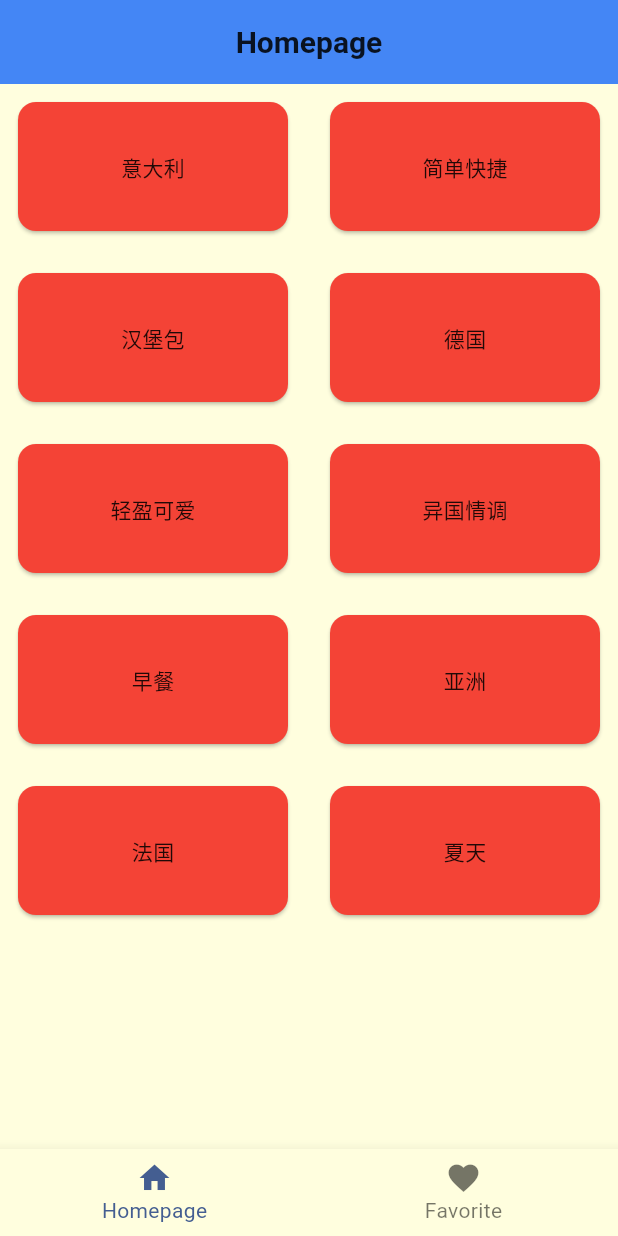
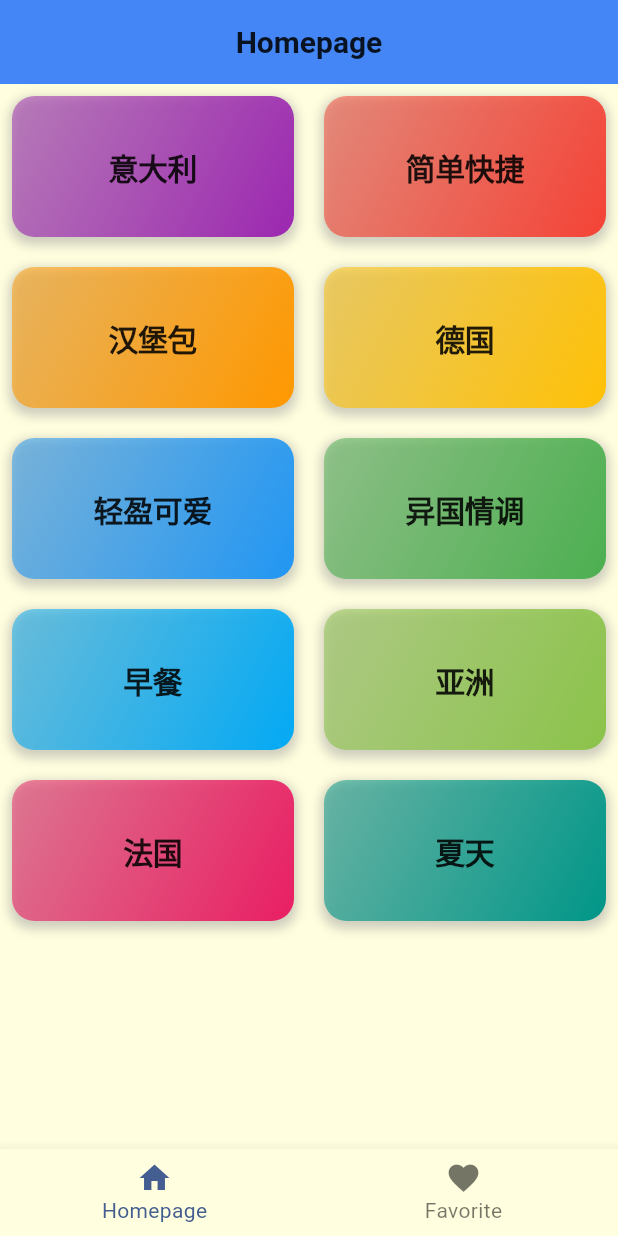
Before and after one commit to yuunik/food_playground, a Flutter app: the screen it shows after launch, on a phone screen of 412 x 824 dp. Run offline on Flutter 3.47's test engine with Material 3 defaults, Android fonts, the phone set to English and light mode, and no system bars; our stand-ins replace dio; missing offline and left inert: tdesign_flutter.

Commit message:
feat: 首页基本渲染完成

```diff
--- a/lib/core/model/category_model.dart
+++ b/lib/core/model/category_model.dart
@@ -1,3 +1,5 @@
+import 'dart:ui';
+
 import 'package:food_playground/generated/json/base/json_field.dart';
 import 'package:food_playground/generated/json/category_model.g.dart';
 import 'dart:convert';
@@ -7,7 +9,7 @@ export 'package:food_playground/generated/json/category_model.g.dart';
 class CategoryModel {
 	String? id;
 	String? title;
-	String? color;
+	Color? color;
 
 	CategoryModel();
 
--- a/lib/ui/pages/home/home_content.dart
+++ b/lib/ui/pages/home/home_content.dart
@@ -43,7 +43,6 @@ class _HomeContentState extends State<HomeContent> {
 
         List<CategoryModel> categoryList = snapshot.data as List<CategoryModel>;
         return SingleChildScrollView(
-          padding: const EdgeInsets.only(top: 0),
           child: GridView.builder(
             shrinkWrap: true,
             physics: const NeverScrollableScrollPhysics(),
@@ -56,9 +55,37 @@ class _HomeContentState extends State<HomeContent> {
               childAspectRatio: 2,
             ),
             itemBuilder: (context, index) {
-              return Card(
-                color: Colors.red,
-                child: Center(child: Text("${categoryList[index].title}")),
+              // 取出 当前的category
+              final category = categoryList[index];
+              return Container(
+                decoration: BoxDecoration(
+                  gradient: LinearGradient(
+                    colors: [
+                      category.color!.withValues(alpha: 0.5),
+                      category.color!,
+                    ],
+                    begin: Alignment.topLeft,
+                    end: Alignment.bottomRight,
+                  ),
+                  borderRadius: BorderRadius.circular(15.0),
+                  boxShadow: [
+                    BoxShadow(
+                      color: Colors.grey.withValues(alpha: 0.5),
+                      spreadRadius: 2,
+                      blurRadius: 5,
+                      offset: const Offset(0, 3),
+                    ),
+                  ],
+                ),
+                child: Center(
+                  child: Text(
+                    category.title as String,
+                    style: Theme.of(context).textTheme.displayLarge!.copyWith(
+                      color: Colors.black87,
+                      fontWeight: FontWeight.bold,
+                    ),
+                  ),
+                ),
               );
             },
           ),
```
Also changed, not shown: lib/generated/json/category_model.g.dart.
